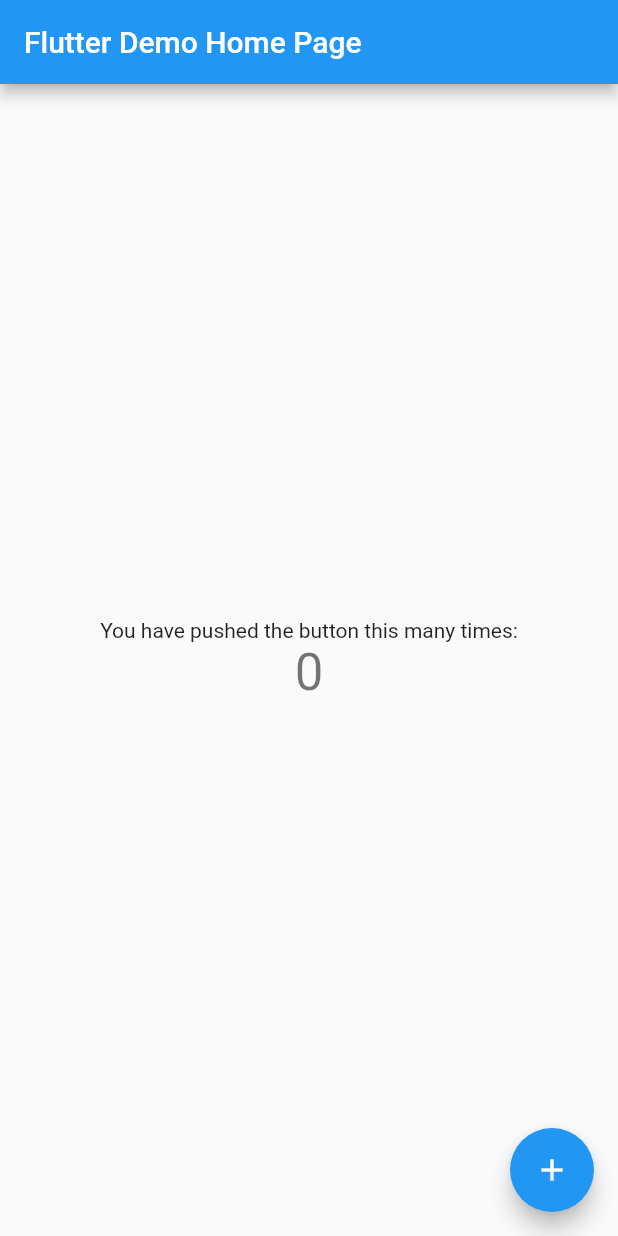
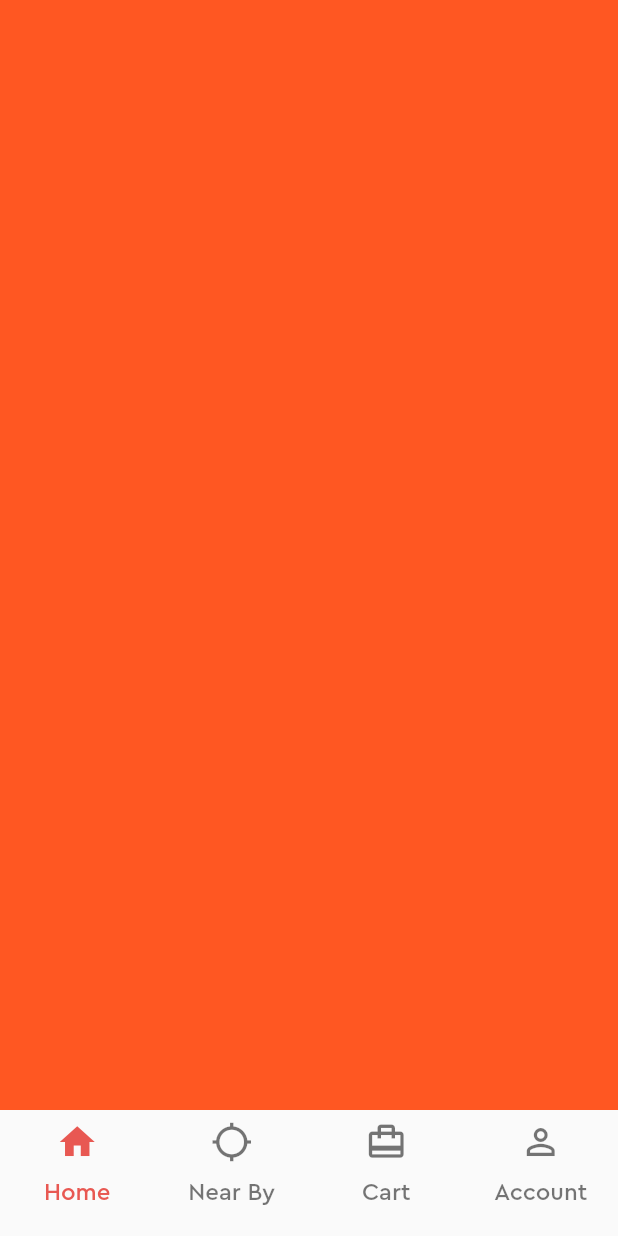
Before and after one commit to feMoraes0/food-bit-app, a Flutter app: the screen it shows after launch, on a phone screen of 412 x 824 dp. Run offline on Flutter 3.47's test engine with Material 2 defaults, Android fonts, the phone set to English and light mode, and no system bars.

Commit message:
Added bottom tab bar and home screen

```diff
--- /dev/null
+++ b/lib/app/app.dart
@@ -0,0 +1,51 @@
+import 'package:flutter/material.dart';
+import 'package:food_bit_app/app/tabs/home/home.dart';
+
+class App extends StatelessWidget {
+  @override
+  Widget build(BuildContext context) {
+    ThemeData theme = Theme.of(context);
+
+    return DefaultTabController(
+      length: 4,
+      child: Scaffold(
+        body: TabBarView(
+          children: <Widget>[
+            Home(),
+            Container(
+              color: Colors.yellow,
+            ),
+            Container(
+              color: Colors.purple,
+            ),
+            Container(
+              color: Colors.blue,
+            ),
+          ],
+        ),
+        bottomNavigationBar: TabBar(
+          labelPadding: const EdgeInsets.only(bottom: 10),
+          labelStyle: TextStyle(fontSize: 16.0),
+          indicatorColor: Colors.transparent,
+          labelColor: theme.primaryColor,
+          unselectedLabelColor: Colors.black54,
+          tabs: <Widget>[
+            Tab(icon: Icon(Icons.home, size: 28), text: 'Home'),
+            Tab(
+              icon: Icon(Icons.gps_not_fixed, size: 28),
+              text: 'Near By',
+            ),
+            Tab(
+              icon: Icon(Icons.card_travel, size: 28),
+              text: 'Cart',
+            ),
+            Tab(
+              icon: Icon(Icons.person_outline, size: 28),
+              text: 'Account',
+            ),
+          ],
+        ),
+      ),
+    );
+  }
+}
--- /dev/null
+++ b/lib/app/tabs/home/home.dart
@@ -0,0 +1,10 @@
+import 'package:flutter/material.dart';
+
+class Home extends StatelessWidget {
+  @override
+  Widget build(BuildContext context) {
+    return Container(
+      color: Colors.deepOrange,
+    );
+  }
+}
--- a/lib/main.dart
+++ b/lib/main.dart
@@ -1,4 +1,5 @@
 import 'package:flutter/material.dart';
+import 'package:food_bit_app/app/app.dart';
 
 void main() => runApp(MyApp());
 
@@ -9,103 +10,10 @@ class MyApp extends StatelessWidget {
     return MaterialApp(
       title: 'Flutter Demo',
       theme: ThemeData(
-        // This is the theme of your application.
-        //
-        // Try running your application with "flutter run". You'll see the
-        // application has a blue toolbar. Then, without quitting the app, try
-        // changing the primarySwatch below to Colors.green and then invoke
-        // "hot reload" (press "r" in the console where you ran "flutter run",
-        // or simply save your changes to "hot reload" in a Flutter IDE).
-        // Notice that the counter didn't reset back to zero; the application
-        // is not restarted.
-        primarySwatch: Colors.blue,
+        fontFamily: "Cera Pro",
+        primaryColor: Color(0xFFE85852),
       ),
-      home: MyHomePage(title: 'Flutter Demo Home Page'),
+      home: App(),
     );
   }
 }
-
-class MyHomePage extends StatefulWidget {
-  MyHomePage({Key key, this.title}) : super(key: key);
-
-  // This widget is the home page of your application. It is stateful, meaning
-  // that it has a State object (defined below) that contains fields that affect
-  // how it looks.
-
-  // This class is the configuration for the state. It holds the values (in this
-  // case the title) provided by the parent (in this case the App widget) and
-  // used by the build method of the State. Fields in a Widget subclass are
-  // always marked "final".
-
-  final String title;
-
-  @override
-  _MyHomePageState createState() => _MyHomePageState();
-}
-
-class _MyHomePageState extends State<MyHomePage> {
-  int _counter = 0;
-
-  void _incrementCounter() {
-    setState(() {
-      // This call to setState tells the Flutter framework that something has
-      // changed in this State, which causes it to rerun the build method below
-      // so that the display can reflect the updated values. If we changed
-      // _counter without calling setState(), then the build method would not be
-      // called again, and so nothing would appear to happen.
-      _counter++;
-    });
-  }
-
-  @override
-  Widget build(BuildContext context) {
-    // This method is rerun every time setState is called, for instance as done
-    // by the _incrementCounter method above.
-    //
-    // The Flutter framework has been optimized to make rerunning build methods
-    // fast, so that you can just rebuild anything that needs updating rather
-    // than having to individually change instances of widgets.
-    return Scaffold(
-      appBar: AppBar(
-        // Here we take the value from the MyHomePage object that was created by
-        // the App.build method, and use it to set our appbar title.
-        title: Text(widget.title),
-      ),
-      body: Center(
-        // Center is a layout widget. It takes a single child and positions it
-        // in the middle of the parent.
-        child: Column(
-          // Column is also a layout widget. It takes a list of children and
-          // arranges them vertically. By default, it sizes itself to fit its
-          // children horizontally, and tries to be as tall as its parent.
-          //
-          // Invoke "debug painting" (press "p" in the console, choose the
-          // "Toggle Debug Paint" action from the Flutter Inspector in Android
-          // Studio, or the "Toggle Debug Paint" command in Visual Studio Code)
-          // to see the wireframe for each widget.
-          //
-          // Column has various properties to control how it sizes itself and
-          // how it positions its children. Here we use mainAxisAlignment to
-          // center the children vertically; the main axis here is the vertical
-          // axis because Columns are vertical (the cross axis would be
-          // horizontal).
-          mainAxisAlignment: MainAxisAlignment.center,
-          children: <Widget>[
-            Text(
-              'You have pushed the button this many times:',
-            ),
-            Text(
-              '$_counter',
-              style: Theme.of(context).textTheme.display1,
-            ),
-          ],
-        ),
-      ),
-      floatingActionButton: FloatingActionButton(
-        onPressed: _incrementCounter,
-        tooltip: 'Increment',
-        child: Icon(Icons.add),
-      ), // This trailing comma makes auto-formatting nicer for build methods.
-    );
-  }
-}
```
